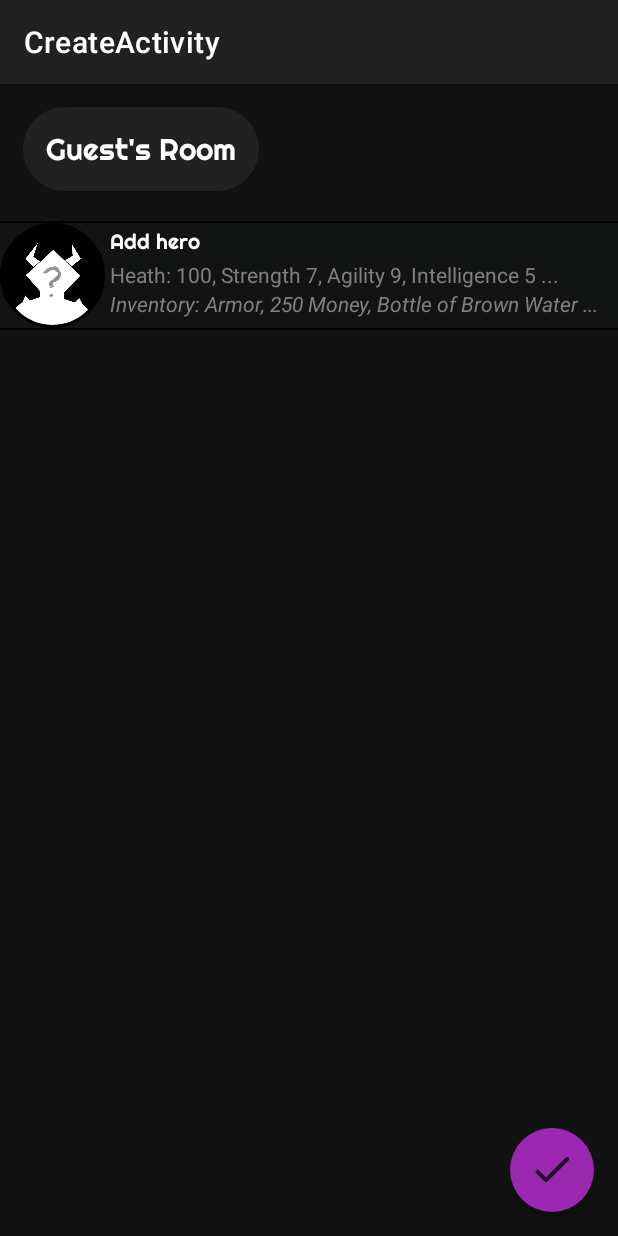
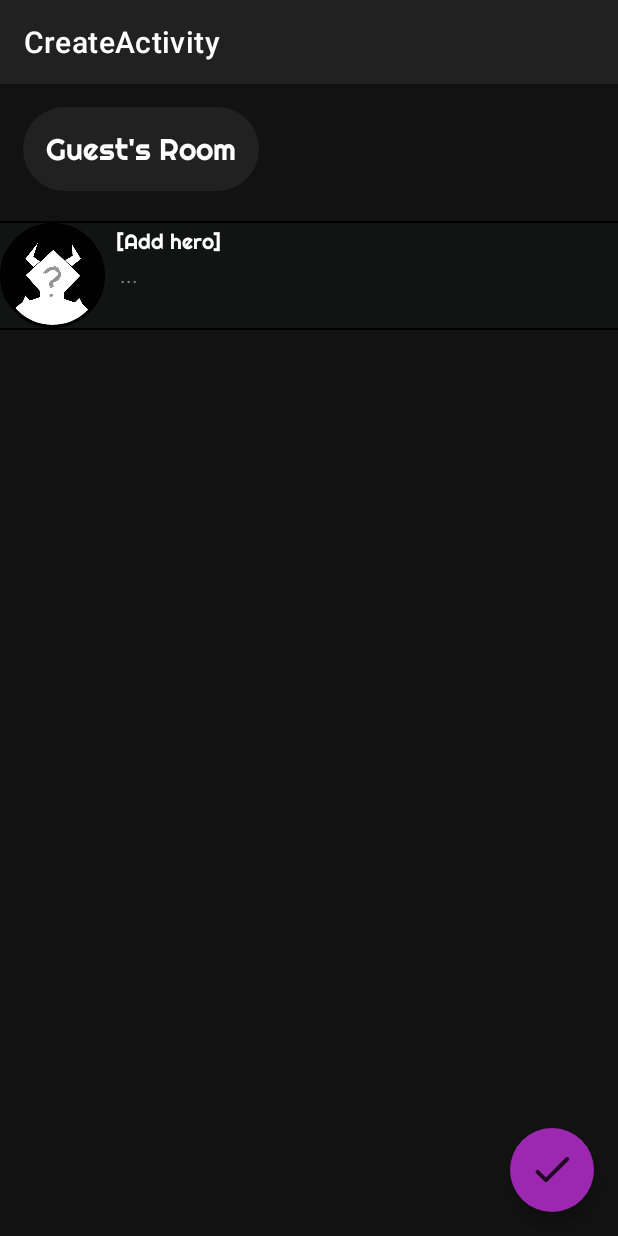
Before and after one commit to Wainow/dwo, an Android app: the CreateActivity screen opened directly, with no data from a screen before it, on a phone screen of 412 x 824 dp. Run offline under Robolectric (Android 15) with nearby library versions, the phone set to English and light mode, and no system bars; our stand-ins replace CircleImageView; Roboto replaces fonts that are not available here.

Commit message:
updating adapter2

```diff
--- a/app/src/main/java/com/example/dwo/CreateActivity.java
+++ b/app/src/main/java/com/example/dwo/CreateActivity.java
@@ -105,5 +105,6 @@ public class CreateActivity extends AppCompatActivity {
     public void setMyDataset() {
         this.myDataset = new ArrayList<>();
         this.myDataset.add(new Hero());
+        Log.d(TAG, "First hero: " + myDataset.get(0).toString());
     }
 }
--- a/app/src/main/java/com/example/dwo/Hero.java
+++ b/app/src/main/java/com/example/dwo/Hero.java
@@ -73,11 +73,11 @@ public class Hero {
     }
 
     public Hero(){
-        this.name = "Add hero";
-        this.specifications = new Specifications(0,0,0,0,0,0);
+        this.name = "";
+        this.specifications = new Specifications();
         this.role = "Add hero";
         this.inventory = "";
-        this.story = "";
+        this.story = "...";
         this.money = 0;
     }
 
@@ -87,6 +87,9 @@ public class Hero {
                 "name='" + name + '\'' +
                 ", specifications=" + specifications +
                 ", role='" + role + '\'' +
+                ", story='" + story + '\'' +
+                ", inventory='" + inventory + '\'' +
+                ", money=" + money +
                 '}';
     }
 
--- a/app/src/main/java/com/example/dwo/My2Adapter.java
+++ b/app/src/main/java/com/example/dwo/My2Adapter.java
@@ -24,11 +24,15 @@ public class My2Adapter extends RecyclerView.Adapter<My2Adapter.My2ViewHolder> {
     public static class My2ViewHolder extends RecyclerView.ViewHolder {
         // each data item is just a string in this case
         public TextView textView;
+        public TextView inventory;
+        public TextView specifications;
         public CircleImageView circleImageView;
         public My2ViewHolder(View itemView) {
             super(itemView);
             textView = itemView.findViewById(R.id.text_item);
             circleImageView = itemView.findViewById(R.id.circle_image);
+            inventory = itemView.findViewById(R.id.text_item3);
+            specifications = itemView.findViewById(R.id.text_item2);
         }
     }
 
@@ -53,7 +57,11 @@ public class My2Adapter extends RecyclerView.Adapter<My2Adapter.My2ViewHolder> {
     public void onBindViewHolder(final My2ViewHolder holder, final int position) {
         // - get element from your dataset at this position
         // - replace the contents of the view with that element
-        holder.textView.setText(mDataset.get(position).getName());
+        Hero hero = mDataset.get(position);
+        holder.textView.setText(mDataset.get(position).getName() + " [" + mDataset.get(position).getRole() + "]");
+        //holder.specifications.setText(mDataset.get(position).getSpecifications().toString());
+        holder.inventory.setText(mDataset.get(position).getInventory());
+        holder.specifications.setText(mDataset.get(position).getSpecifications().toString());
         switch (mDataset.get(position).getRole()){
             case "Knight":
                 holder.circleImageView.setImageResource(R.drawable.mini_knight);
--- a/app/src/main/java/com/example/dwo/Specifications.java
+++ b/app/src/main/java/com/example/dwo/Specifications.java
@@ -7,6 +7,7 @@ public class Specifications {
     private int Charisma;
     private int Stamina;
     private int Health;
+    private boolean isNull = false;
 
     public int getStrength() {
         return Strength;
@@ -57,16 +58,21 @@ public class Specifications {
     }
 
     public Specifications(int strength, int agility, int intelligence, int charisma, int stamina, int health) {
-        Strength = strength;
-        Agility = agility;
-        Intelligence = intelligence;
-        Charisma = charisma;
-        Stamina = stamina;
-        Health = health;
+        this.Strength = strength;
+        this.Agility = agility;
+        this.Intelligence = intelligence;
+        this.Charisma = charisma;
+        this.Stamina = stamina;
+        this.Health = health;
+    }
+
+    public Specifications(){
+        this.isNull = true;
     }
 
     @Override
     public String toString() {
+        if(!isNull){
             return "Specifications{" +
                     "Strength=" + Strength +
                     ", Agility=" + Agility +
@@ -75,5 +81,8 @@ public class Specifications {
                     ", Stamina=" + Stamina +
                     ", Health=" + Health +
                     '}';
+        } else{
+            return "  ...  ";
         }
     }
+}
```
Lines whose indentation alone changed are shown as unchanged.
